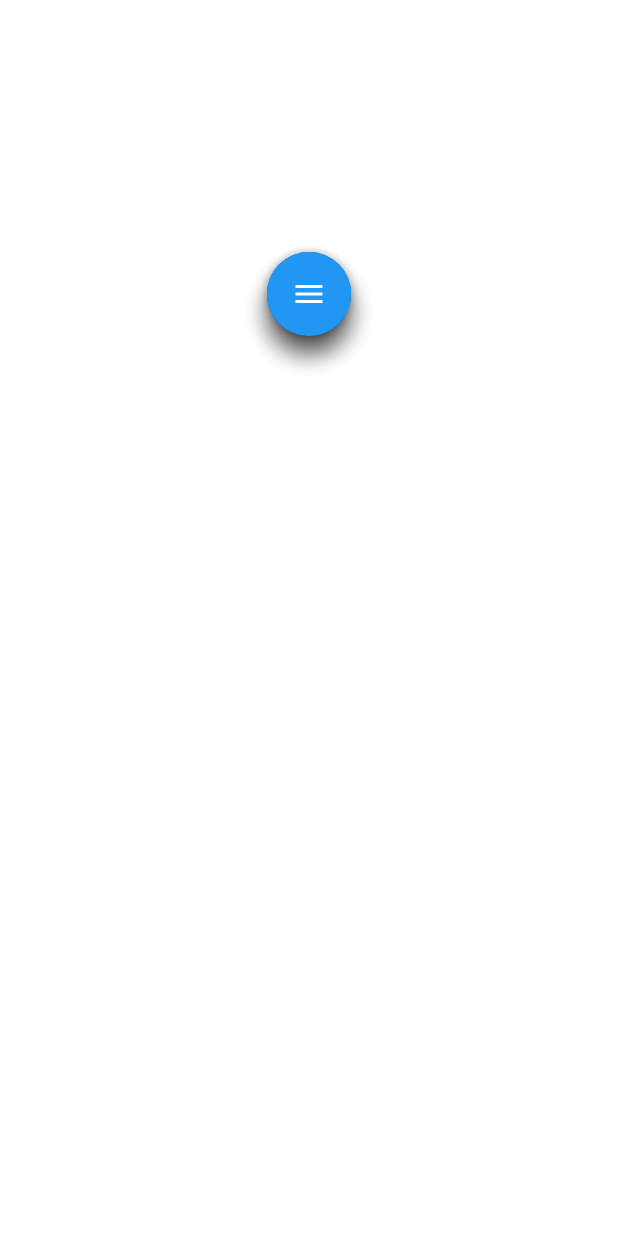
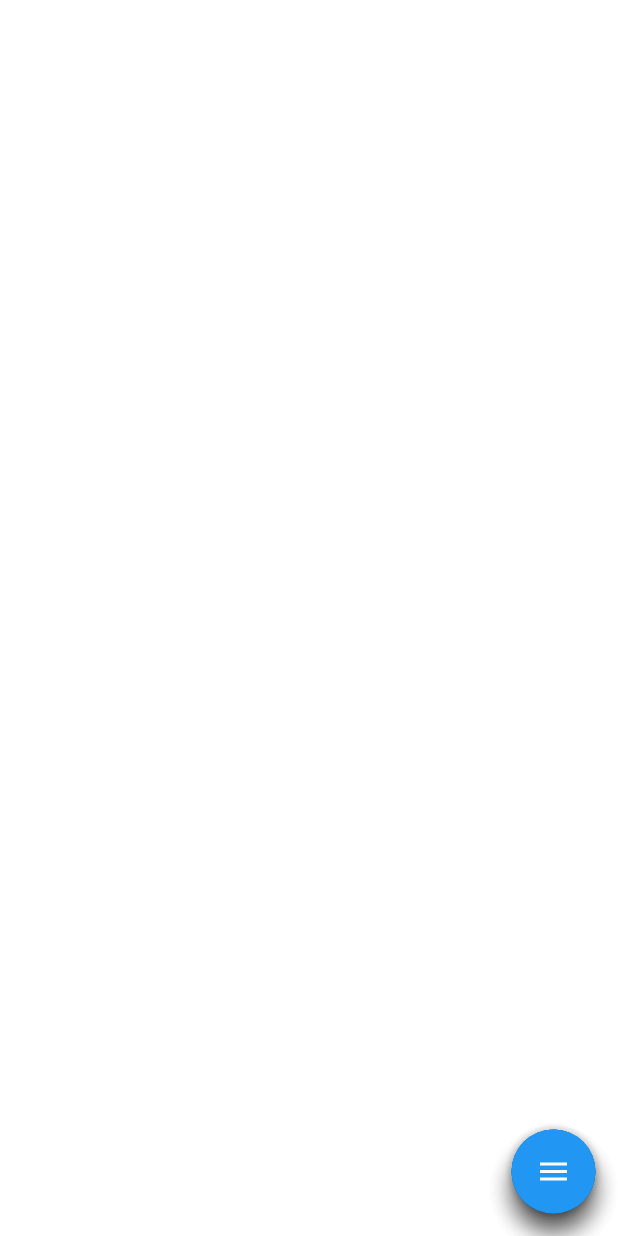
Before and after one commit to AzevedogBr/wimob_manager, a Flutter app: the Comercial screen opened by its route, after a tap on "Produtos", on a phone screen of 412 x 824 dp. Run offline on Flutter 3.47's test engine with Material 2 defaults, Android fonts, the phone set to English and light mode, and no system bars; our stand-ins replace charts_flutter, gradient_app_bar.

Commit message:
Novo grafico

```diff
--- a/lib/ui/comer_rel.dart
+++ b/lib/ui/comer_rel.dart
@@ -1,8 +1,8 @@
 import 'package:flutter/material.dart';
 
+//void main() => runApp(new ComerRel());
+
 class ComerRel extends StatefulWidget {
-  static String tag = 'comer-rel';
-
   final Function() onPressed;
   final String tooltip;
   final IconData icon;
@@ -26,7 +26,8 @@ class _ComerRelState extends State<ComerRel>
   @override
   initState() {
     _animationController =
-    AnimationController(vsync: this, duration: Duration(milliseconds: 500))
+    AnimationController(vsync: this, duration: Duration(milliseconds: 500,
+    ))
       ..addListener(() {
         setState(() {});
       });
@@ -74,9 +75,11 @@ class _ComerRelState extends State<ComerRel>
 
   Widget add() {
     return Container(
+
       child: FloatingActionButton(
         onPressed: null,
         tooltip: 'Add',
+
         child: Icon(Icons.add),
       ),
     );
@@ -118,9 +121,15 @@ class _ComerRelState extends State<ComerRel>
 
   @override
   Widget build(BuildContext context) {
-    return Container(
+    return MaterialApp(
+        home: Container(
+          color: Colors.white,
+          child: Padding(
+            padding: const EdgeInsets.all(15.0),
             child: Column(
-       // mainAxisAlignment: MainAxisAlignment.end,
+
+              crossAxisAlignment: CrossAxisAlignment.end,
+              mainAxisAlignment: MainAxisAlignment.end,
               children: <Widget>[
                 Transform(
                   transform: Matrix4.translationValues(
@@ -149,7 +158,11 @@ class _ComerRelState extends State<ComerRel>
                 toggle(),
               ],
             ),
+          ),
+        )
+
     );
+
   }
 }
 
```
Lines whose indentation alone changed are shown as unchanged.
